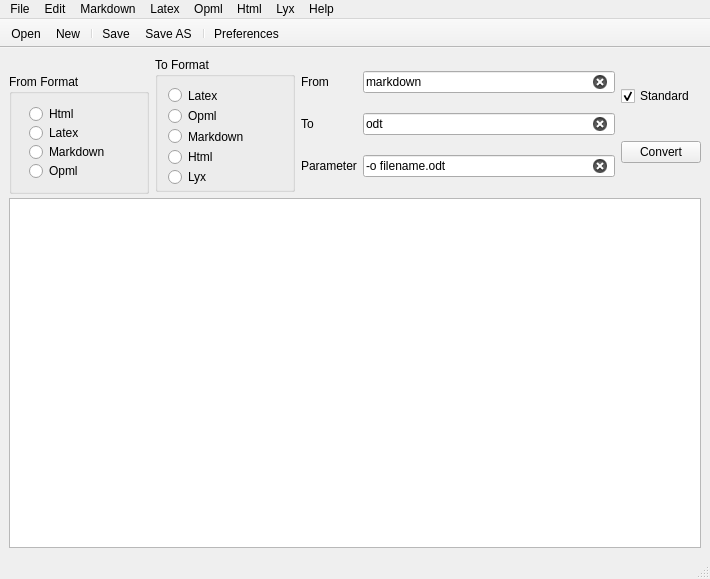
First picture: the form in source/gui/panconvert_gui.ui, repository apaeffgen/PanConvert, before the edit.
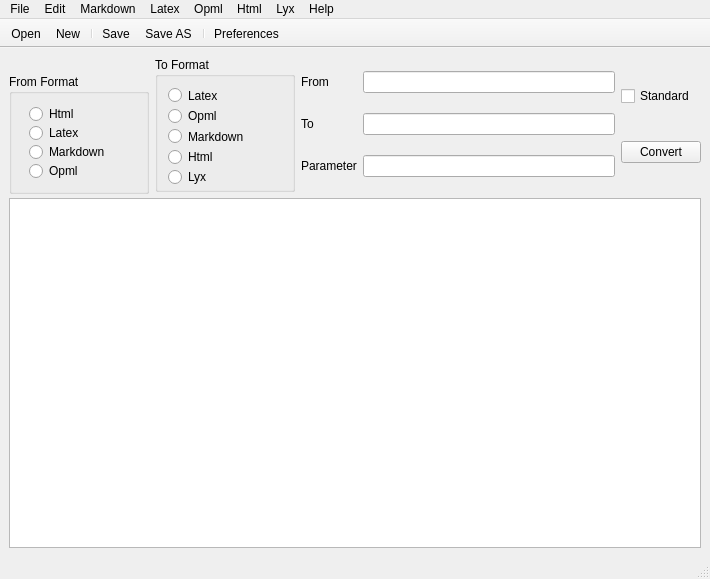
Second picture: the form after the edit. Icons and pictures are not drawn.

Patch:
```diff
--- a/source/gui/panconvert_gui.ui
+++ b/source/gui/panconvert_gui.ui
@@ -212,7 +212,7 @@
          <string/>
         </property>
         <property name="text">
-         <string>markdown</string>
+         <string/>
         </property>
         <property name="clearButtonEnabled">
          <bool>true</bool>
@@ -229,7 +229,7 @@
       <item row="1" column="1">
        <widget class="QLineEdit" name="ToParameter">
         <property name="text">
-         <string>odt</string>
+         <string/>
         </property>
         <property name="clearButtonEnabled">
          <bool>true</bool>
@@ -246,7 +246,7 @@
       <item row="2" column="1">
        <widget class="QLineEdit" name="ExtraParameter">
         <property name="text">
-         <string>-o filename.odt</string>
+         <string/>
         </property>
         <property name="clearButtonEnabled">
          <bool>true</bool>
@@ -263,7 +263,7 @@
          <string>Standard</string>
         </property>
         <property name="checked">
-         <bool>true</bool>
+         <bool>false</bool>
         </property>
         <property name="autoRepeat">
          <bool>false</bool>
```
